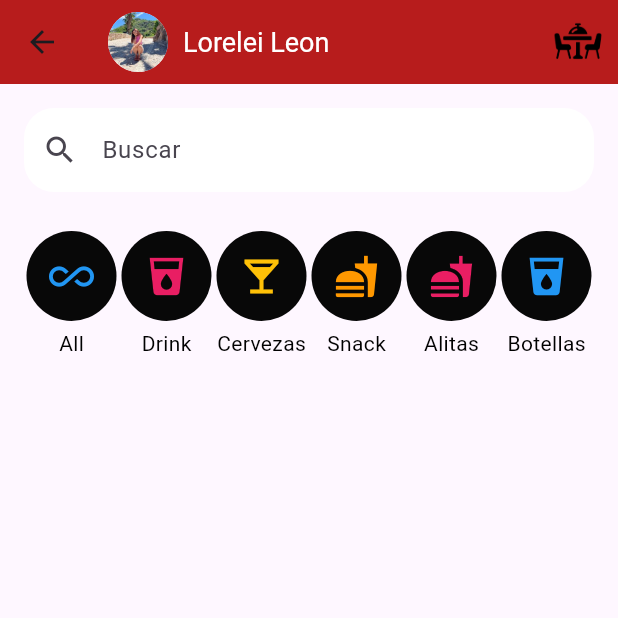
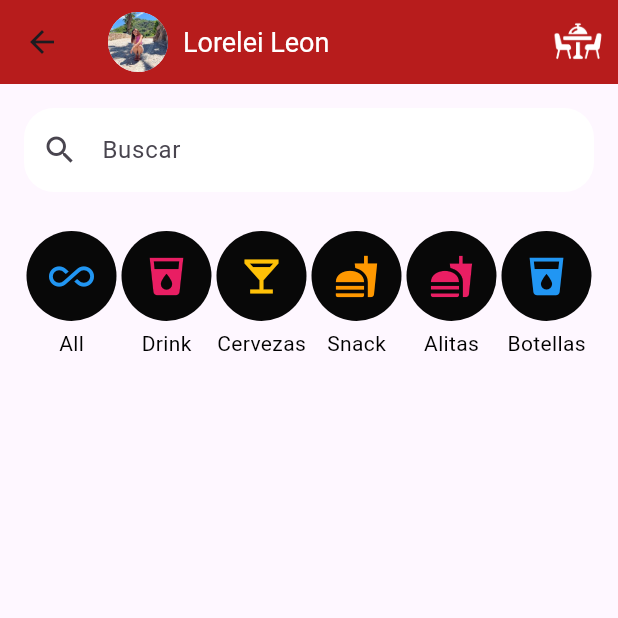
Before and after one commit to Lorelei05/BarLib, a Flutter app: the HomeScreen screen opened directly, on a phone screen of 412 x 824 dp, the top half of it. Run offline on Flutter 3.47's test engine with Material 3 defaults, Android fonts, the phone set to English and light mode, and no system bars; our stand-ins replace cached_network_image, google_fonts; missing offline and left inert: mobile_scanner, mongo_dart.

```diff
--- a/lib/screens/home_screen.dart
+++ b/lib/screens/home_screen.dart
@@ -93,7 +93,7 @@ class _HomeScreenState extends State<HomeScreen>
             icon: ImageIcon(
               AssetImage('assets/icons/icons8-mesa-de-restaurante-64.png'),
               size: 40,
-              color: Colors.black,
+              color: const Color.fromARGB(255, 255, 255, 255),
             ),
             onPressed: () {
               if (scannedTable != null && scannedFloor != null) {
```
